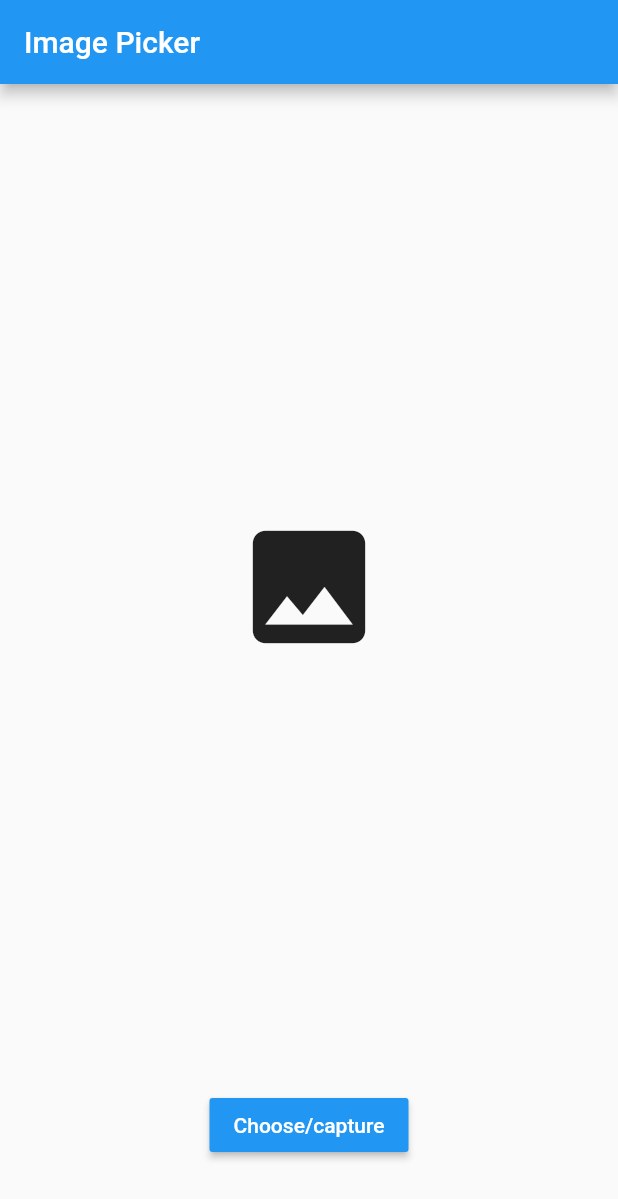
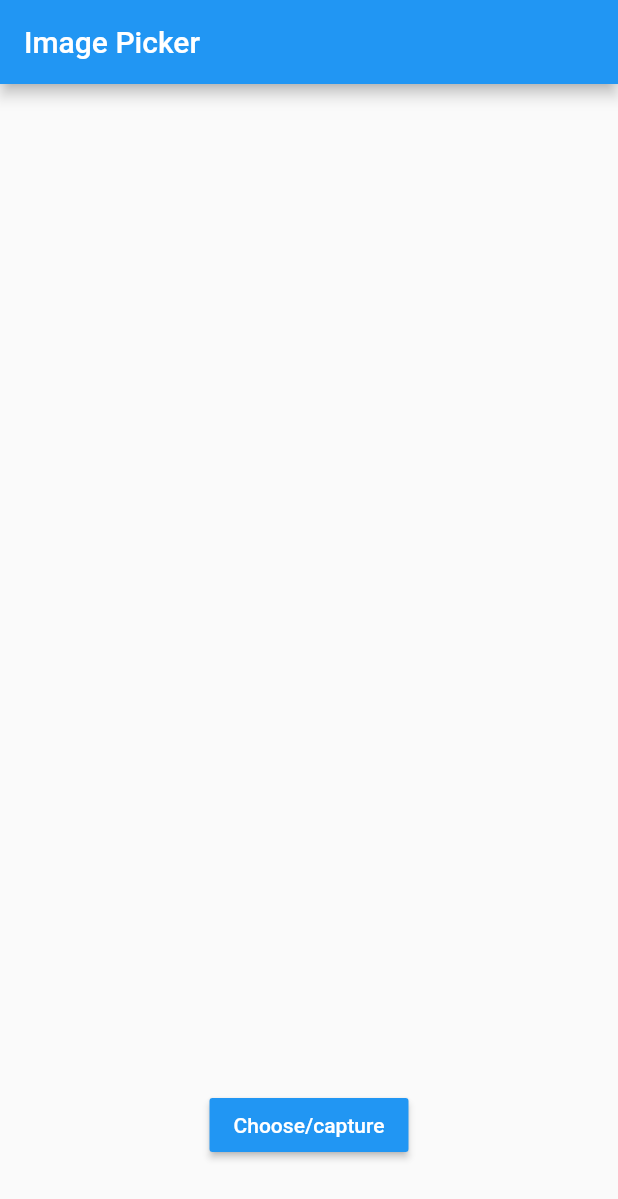
Before and after one commit to leoCardosoDev/flutter_machine_learning, a Flutter app: the screen it shows after launch, on a phone screen of 412 x 824 dp. Shown: the top 1199 px of the screen. Run offline on Flutter 3.47's test engine with Material 2 defaults, Android fonts, the phone set to English and light mode, and no system bars; our stand-ins replace image_picker.

```diff
--- a/lib/main.dart
+++ b/lib/main.dart
@@ -1,6 +1,5 @@
 import 'package:flutter/material.dart';
-
-import 'screen/image_picker_demo.dart';
+import 'package:flutter_machine_learning/screen/live_feed_demo.dart';
 
 void main() {
   runApp(MyApp());
@@ -14,7 +13,7 @@ class MyApp extends StatelessWidget {
       theme: ThemeData(
         primarySwatch: Colors.blue,
       ),
-      home: ImagePickerDemo(),
+      home: LiveFeedDemo(),
     );
   }
 }
--- /dev/null
+++ b/lib/screen/live_feed_demo.dart
@@ -0,0 +1,37 @@
+import 'package:flutter/material.dart';
+
+class LiveFeedDemo extends StatefulWidget {
+  @override
+  _LiveFeedDemoState createState() => _LiveFeedDemoState();
+}
+
+class _LiveFeedDemoState extends State<LiveFeedDemo> {
+  @override
+  Widget build(BuildContext context) {
+    return Scaffold(
+      appBar: AppBar(
+        title: Text("Image Picker"),
+      ),
+      body: Center(
+        child: Column(
+          mainAxisAlignment: MainAxisAlignment.center,
+          children: <Widget>[
+            Expanded(
+              child: Container(),
+            ),
+            RaisedButton(
+              color: Colors.blue,
+              onPressed: () {},
+              onLongPress: () {},
+              child: Text(
+                "Choose/capture",
+                style: TextStyle(color: Colors.white),
+              ),
+            ),
+            SizedBox(height: 50),
+          ],
+        ),
+      ),
+    );
+  }
+}
--- a/pubspec.yaml
+++ b/pubspec.yaml
@@ -32,6 +32,7 @@ dependencies:
   image_cropper: ^1.3.1
   flutter_image_compress: ^0.7.0
   get: ^3.25.4
+  camera: ^0.5.8+11
 
 dev_dependencies:
   flutter_test:
```
Also changed, not shown: pubspec.lock, 1 other file.
